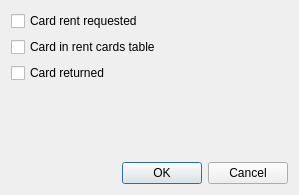
Above: quickevent/app/quickevent/plugins/Runs/src/cardflagsdialog.ui from Quick-Event/quickbox before the change. Below: the same form after it.
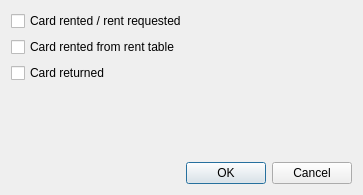
That is the form after the change.

Diff of the .ui file:
```diff
--- a/quickevent/app/quickevent/plugins/Runs/src/cardflagsdialog.ui
+++ b/quickevent/app/quickevent/plugins/Runs/src/cardflagsdialog.ui
@@ -6,7 +6,7 @@
    <rect>
     <x>0</x>
     <y>0</y>
-    <width>299</width>
+    <width>363</width>
     <height>195</height>
    </rect>
   </property>
@@ -17,14 +17,14 @@
    <item>
     <widget class="QCheckBox" name="cbxCardLent">
      <property name="text">
-      <string>Card rent requested</string>
+      <string>Card rented / rent requested</string>
      </property>
     </widget>
    </item>
    <item>
     <widget class="QCheckBox" name="cbxCardInLentTable">
      <property name="text">
-      <string>Card in rent cards table</string>
+      <string>Card rented from rent table</string>
      </property>
     </widget>
    </item>
```
Left out of the diff: 3 changed lines with no effect on the pictures.
